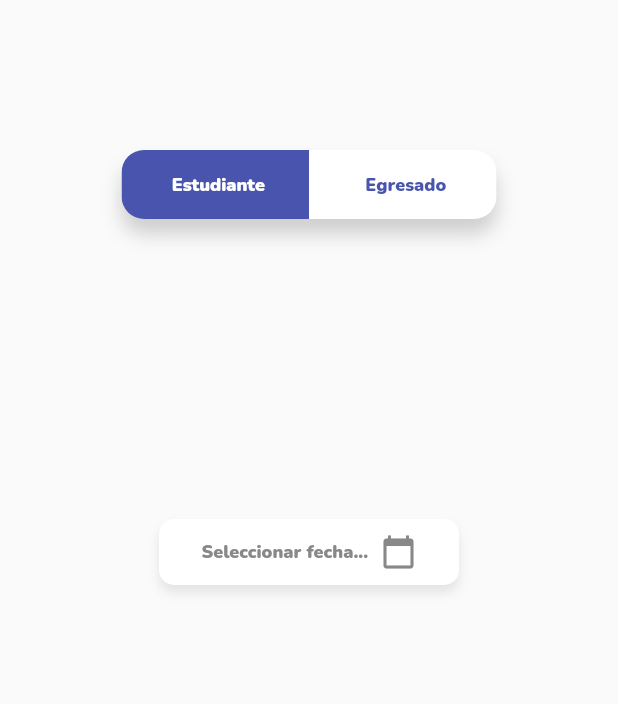
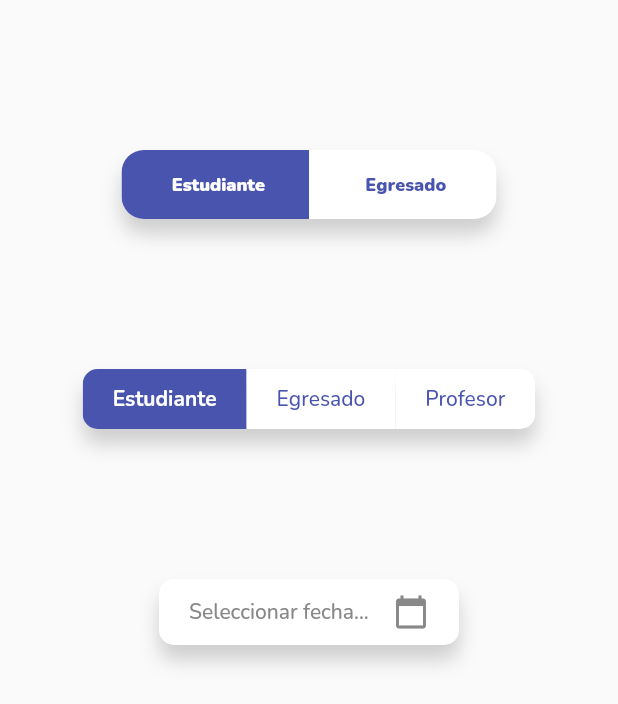
Before and after one commit to voluntariado-ucc-ing/voluntariadoing_mobile, a Flutter app: the screen it shows after launch, after a tap on "Ingresar", on a phone screen of 412 x 824 dp. Shown: the top 704 px of the screen. Run offline on Flutter 3.47's test engine with Material 2 defaults, Android fonts, the phone set to English and light mode, and no system bars; our stand-ins replace easy_localization, flutter_svg, google_fonts.

```diff
--- a/lib/authentication/views/login_view.dart
+++ b/lib/authentication/views/login_view.dart
@@ -1,12 +1,12 @@
 import 'package:flutter/material.dart';
+import 'package:easy_localization/easy_localization.dart';
 import 'package:voluntariadoing_mobile/common/widgets/no_overscroll_behavior.dart';
 import 'package:voluntariadoing_mobile/common/widgets/presentation_logo.dart';
 import 'package:voluntariadoing_mobile/common/widgets/primary_button.dart';
 import 'package:voluntariadoing_mobile/common/widgets/raised_text_input.dart';
 import 'package:voluntariadoing_mobile/common/widgets/secondary_button.dart';
+import 'package:voluntariadoing_mobile/config/app_routes.dart';
 import 'package:voluntariadoing_mobile/config/color_palette.dart';
-
-import '../../config/app_routes.dart';
 
 class LoginView extends StatefulWidget {
 
@@ -43,7 +43,7 @@ class _LoginViewState extends State<LoginView> {
         Row(
           children: [
             Text(
-              'Ingresar',
+              'AUTHENTICATION.LOGIN'.tr(),
               style: Theme.of(context).textTheme.headline5
                 .copyWith(
                   color: ColorPalette.darkerGrey,
@@ -56,14 +56,14 @@ class _LoginViewState extends State<LoginView> {
           padding: const EdgeInsets.only(top: 20),
           child: RaisedTextInput(
             controller: _mailInputController,
-            hintText: 'Ingrese su email..',
+            hintText: 'AUTHENTICATION.EMAIL_HINT'.tr(),
           )
         ),
         Padding(
           padding: const EdgeInsets.only(top: 10),
           child: RaisedTextInput(
             controller: _passwordInputController,
-            hintText: 'Ingrese su contraseña..',
+            hintText: 'AUTHENTICATION.PASSWORD_HINT'.tr(),
             obscureText: true,
           )
         ),
@@ -71,16 +71,16 @@ class _LoginViewState extends State<LoginView> {
           padding: const EdgeInsets.only(top: 30, left: 40, right: 40),
           child: PrimaryButton(
             onTap: (){
-              Navigator.of(context).pushReplacementNamed(AppRoutes.password);
+              Navigator.of(context).pushReplacementNamed(AppRoutes.newPassword);
             },
-            text: 'Ingresar',
+            text: 'AUTHENTICATION.LOGIN'.tr(),
           ),
         ),
         Padding(
           padding: const EdgeInsets.only(top: 10),
           child: SecondaryButton(
             onTap: () => print('forgot'),
-            text: '¿Olvidó su contraseña?'
+            text: 'AUTHENTICATION.FORGOT_PASSWORD'.tr()
           ),
         ),
       ],
--- a/lib/user/views/new_password.dart
+++ b/lib/authentication/views/new_password_view.dart
@@ -1,11 +1,12 @@
 import 'package:flutter/material.dart';
 import 'package:voluntariadoing_mobile/common/widgets/date_picker.dart';
 import 'package:voluntariadoing_mobile/common/widgets/switch_button.dart';
+import 'package:voluntariadoing_mobile/common/widgets/toggle_switch.dart';
+import 'package:voluntariadoing_mobile/config/color_palette.dart';
 
-import '../../config/color_palette.dart';
 
-class NewPasswordPage extends StatelessWidget {
-  const NewPasswordPage({Key key}) : super(key: key);
+class NewPasswordView extends StatelessWidget {
+  const NewPasswordView({Key key}) : super(key: key);
 
   @override
   Widget build(BuildContext context) {
@@ -18,18 +19,21 @@ class NewPasswordPage extends StatelessWidget {
               child: SwitchButton(
                 opt1: "Estudiante",
                 opt2: "Egresado",
-                primaryColor: ColorPalette.primaryBlue,
+                color: ColorPalette.primaryBlue,
                 onTap: ( index ) {
                 },
               ),
             ),
             SizedBox(height: 100),
-            ComboBox(),
+            ToggleSwitch(
+              activeColor: ColorPalette.primaryBlue,
+              inactiveColor: Colors.white,
+              labels: ['Estudiante', 'Egresado', 'Profesor']
+            ),
             SizedBox(height: 100),
             DatePicker(
-              onTap: ( DateTime date ){
-                print(date);
-              },
+              firstDate: DateTime.now().subtract(Duration(days: 365)),
+              lastDate: DateTime.now().add(Duration(days: 365)),
             ),
           ],
         ),
--- a/lib/common/widgets/date_picker.dart
+++ b/lib/common/widgets/date_picker.dart
@@ -1,13 +1,23 @@
 import 'package:flutter/material.dart';
-import '../../config/color_palette.dart';
+import 'package:easy_localization/easy_localization.dart';
+import 'package:voluntariadoing_mobile/config/color_palette.dart';
+import 'package:voluntariadoing_mobile/config/widget_utils.dart';
 
+typedef OnSelected = void Function(DateTime);
 
 class DatePicker extends StatefulWidget {
 
-  final Function (DateTime) onTap;
+  final DateTime firstDate;
+  final DateTime lastDate;
+  final OnSelected onSelected;
+  final double maxWidth;
+
   DatePicker({
-    Key key,
-    @required this.onTap,
+    @required this.firstDate,
+    @required this.lastDate,
+    this.onSelected,
+    this.maxWidth = 200,
+    Key key
   }) : super(key: key);
 
   @override
@@ -16,66 +26,79 @@ class DatePicker extends StatefulWidget {
 
 class _DatePickerState extends State<DatePicker> {
 
-  DateTime selectedDate = DateTime.now();
-
-  String _text = 'Seleccionar fecha...';
+  DateTime selectedDate;
+  String displayText;
+  bool hasBeenSelected = false;
 
   @override
-  Widget build(BuildContext context) {
+  void initState() {
+    selectedDate = DateTime.now();
+    displayText = 'COMMON.DATE_PICKER_HINT'.tr();
+    super.initState();
+  }
 
-    return Container(
-      width: 200,
+  @override
+  Widget build(BuildContext context) => Container(
+    constraints: BoxConstraints(
+      maxWidth: widget.maxWidth
+    ),
     decoration: BoxDecoration(
       color: Colors.white,
-        borderRadius: BorderRadius.circular(10),
-        boxShadow: [
-          BoxShadow(
-            color: ColorPalette.darkerGrey.withOpacity(.1),
-            blurRadius: 5,
-            offset: Offset(0, 5)
-          )
-        ]
+      borderRadius: WidgetUtils.borderRadius10,
+      boxShadow: WidgetUtils.boxShadowLight
     ),
     child: InkWell(
-      onTap: () {
-        _selectDate(context);
-      },
+      onTap:_selectDate,
       child: Padding(
         padding: const EdgeInsets.symmetric(horizontal: 20, vertical: 10),
         child: Row(
-          mainAxisAlignment: MainAxisAlignment.spaceEvenly,
+          mainAxisAlignment: hasBeenSelected
+            ? MainAxisAlignment.center
+            : MainAxisAlignment.spaceBetween,
           children: <Widget>[
-            Text( _text,
+            Text(
+              displayText,
               style: Theme.of(context).textTheme.button
                 .copyWith(
-                  color: ColorPalette.grey,
-                  fontWeight: FontWeight.w900,
-                  fontSize: 12
+                  color: hasBeenSelected
+                    ? ColorPalette.darkGrey
+                    : ColorPalette.grey,
+                  fontWeight: hasBeenSelected
+                    ? FontWeight.w700
+                    : FontWeight.w500
                 )
             ),
-            Icon( Icons.calendar_today , color: ColorPalette.grey)
+            if (!hasBeenSelected)
+              Padding(
+                padding: const EdgeInsets.only(left: 10),
+                child: Icon(Icons.calendar_today, color: ColorPalette.grey)
+              )
           ],
         )
       ),
     )
   );
-  }
 
-  Future _selectDate(BuildContext context) async {
-
-    final DateTime picked = await showDatePicker(
+  Future<void> _selectDate() async {
+    final DateTime selected = await showDatePicker(
       context: context,
       initialDate: selectedDate,
-        firstDate: DateTime(2015, 8),
-        lastDate: DateTime(2050));
+      firstDate: widget.firstDate,
+      lastDate: widget.lastDate
+    );
 
-    if (picked != null && picked != selectedDate)
+    if (selected == null) return;
+
+    final formattedDate = DateFormat.yMd(context.locale.languageCode).format(selected);
+
     setState(() {
-        selectedDate = picked;
-        _text = "${selectedDate.day}-${selectedDate.month}-${selectedDate.year}";
+      selectedDate = selected;
+      displayText = formattedDate;
+      hasBeenSelected = true;
     });
 
-      widget.onTap(selectedDate);
-
+    if (widget.onSelected != null) {
+      widget.onSelected(selected);
     }
   }
+}
--- a/lib/common/widgets/presentation_logo.dart
+++ b/lib/common/widgets/presentation_logo.dart
@@ -2,13 +2,14 @@ import 'package:flutter/material.dart';
 import 'package:flutter_svg/svg.dart';
 //import 'package:google_fonts/google_fonts.dart';
 import 'package:voluntariadoing_mobile/config/color_palette.dart';
+import 'package:voluntariadoing_mobile/config/svg_assets.dart';
 
 class PresentationLogo extends StatelessWidget {
   @override
   Widget build(BuildContext context) => Column(
     mainAxisSize: MainAxisSize.min,
     children: [
-      SvgPicture.asset('assets/images/splash/illustration.svg'),
+      SvgPicture.asset(SvgAssets.logo),
       Padding(
         padding: const EdgeInsets.only(top: 10),
         child: Text(
--- a/lib/common/widgets/primary_button.dart
+++ b/lib/common/widgets/primary_button.dart
@@ -1,5 +1,6 @@
 import 'package:flutter/material.dart';
 import 'package:voluntariadoing_mobile/config/color_palette.dart';
+import 'package:voluntariadoing_mobile/config/widget_utils.dart';
 
 class PrimaryButton extends StatelessWidget {
 
@@ -15,20 +16,14 @@ class PrimaryButton extends StatelessWidget {
   @override
   Widget build(BuildContext context) => Container(
       decoration: BoxDecoration(
-        borderRadius: BorderRadius.circular(50),
-        boxShadow: [
-          BoxShadow(
-            color: ColorPalette.darkerGrey.withOpacity(.2),
-            blurRadius: 10,
-            offset: Offset(0, 10)
-          )
-        ]
+        borderRadius: WidgetUtils.borderRadius20,
+        boxShadow: WidgetUtils.boxShadowLight
       ),
       child: Material(
         color: ColorPalette.primaryBlue,
-        borderRadius: BorderRadius.circular(50),
+        borderRadius: WidgetUtils.borderRadius20,
         child: InkWell(
-          borderRadius: BorderRadius.circular(50),
+          borderRadius: WidgetUtils.borderRadius20,
           onTap: onTap,
           child: Padding(
             padding: const EdgeInsets.symmetric(vertical: 10),
@@ -38,7 +33,7 @@ class PrimaryButton extends StatelessWidget {
                 style: Theme.of(context).textTheme.button
                   .copyWith(
                     color: Colors.white,
-                    fontWeight: FontWeight.w900
+                    fontWeight: FontWeight.w700
                   )
                 ),
             ),
--- a/lib/common/widgets/secondary_button.dart
+++ b/lib/common/widgets/secondary_button.dart
@@ -1,5 +1,6 @@
 import 'package:flutter/material.dart';
 import 'package:voluntariadoing_mobile/config/color_palette.dart';
+import 'package:voluntariadoing_mobile/config/widget_utils.dart';
 
 class SecondaryButton extends StatelessWidget {
 
@@ -11,7 +12,7 @@ class SecondaryButton extends StatelessWidget {
   @override
   Widget build(BuildContext context) => FlatButton(
     shape: RoundedRectangleBorder(
-      borderRadius: BorderRadius.circular(50)
+      borderRadius: WidgetUtils.borderRadius20
     ),
     onPressed: onTap,
     child: Text(
--- a/lib/common/widgets/switch_button.dart
+++ b/lib/common/widgets/switch_button.dart
@@ -1,18 +1,18 @@
 import 'package:flutter/material.dart';
-import '../../config/color_palette.dart';
+import 'package:voluntariadoing_mobile/config/color_palette.dart';
 
 class SwitchButton extends StatefulWidget {
   final String opt1;
   final String opt2;
-  final Color primaryColor;
+  final Color color;
   final Function(bool) onTap;
 
-  SwitchButton(
-      {Key key,
+  SwitchButton({
       @required this.opt1,
       @required this.opt2,
-      @required this.primaryColor,
-      @required this.onTap})
+      @required this.color,
+      @required this.onTap,
+      Key key})
       : super(key: key);
 
   @override
@@ -54,7 +54,7 @@ class _SwitchButtonState extends State<SwitchButton> {
                   duration: Duration(milliseconds: 250),
                   left: state ? 0 : 125,
                   child: Container(
-                    color: widget.primaryColor,
+                    color: widget.color,
                     height: 60,
                     width: 125,
                   ),
@@ -62,8 +62,8 @@ class _SwitchButtonState extends State<SwitchButton> {
                 Row(
                     mainAxisAlignment: MainAxisAlignment.spaceAround,
                     children: <Widget>[
-                      _text(widget.opt1, state ),
-                      _text(widget.opt2, !state )
+                      _text(widget.opt1, state),
+                      _text(widget.opt2, !state)
                     ],
                   ),
               ],
--- /dev/null
+++ b/lib/common/widgets/toggle_switch.dart
@@ -0,0 +1,107 @@
+import 'package:flutter/material.dart';
+import 'package:voluntariadoing_mobile/config/widget_utils.dart';
+
+typedef OnToggle = void Function(int index);
+
+class ToggleSwitch extends StatefulWidget {
+  final Color activeColor;
+  final Color inactiveColor;
+  final List<String> labels;
+  final OnToggle onToggle;
+  final int initialLabelIndex;
+  final double maxHeigth;
+
+  ToggleSwitch({
+    Key key,
+    @required this.activeColor,
+    @required this.inactiveColor,
+    @required this.labels,
+    this.onToggle,
+    this.maxHeigth = 40,
+    this.initialLabelIndex = 0,
+  }) : super(key: key);
+
+  @override
+  _ToggleSwitchState createState() => _ToggleSwitchState();
+}
+
+class _ToggleSwitchState extends State<ToggleSwitch>
+    with AutomaticKeepAliveClientMixin<ToggleSwitch> {
+
+  final _animationDuration = Duration(milliseconds: 200);
+  final _animationCurve = Curves.easeIn;
+
+  int current;
+
+  @override
+  void initState() {
+    current = widget.initialLabelIndex;
+    super.initState();
+  }
+
+  @override
+  bool get wantKeepAlive => true;
+
+  @override
+  Widget build(BuildContext context) {
+    super.build(context);
+    return Container(
+      constraints: BoxConstraints(
+        maxHeight: widget.maxHeigth
+      ),
+      decoration: BoxDecoration(
+        borderRadius: WidgetUtils.borderRadius10,
+        boxShadow: WidgetUtils.boxShadowLight,
+        //color: widget.inactiveColor,
+      ),
+      child: ClipRRect(
+        borderRadius: WidgetUtils.borderRadius10,
+        child: ListView.builder(
+          shrinkWrap: true,
+          scrollDirection: Axis.horizontal,
+          itemBuilder: _buildItem,
+          itemCount: widget.labels.length,
+        ),
+      )
+    );
+  }
+
+  Widget _buildItem(BuildContext ctx, int index) => InkWell(
+    onTap: () => _handleOnTap(index),
+    child: AnimatedContainer(
+      duration: _animationDuration,
+      curve: _animationCurve,
+      color: index == current
+        ? widget.activeColor
+        : widget.inactiveColor,
+      child: Padding(
+        padding: const EdgeInsets.symmetric(horizontal: 20),
+        child: Center(
+          child: AnimatedDefaultTextStyle(
+            duration: _animationDuration,
+            curve: _animationCurve,
+            style: Theme.of(context).textTheme.button
+              .copyWith(
+                fontWeight: index == current
+                  ? FontWeight.w700
+                  : FontWeight.w500,
+                color: index != current
+                  ? widget.activeColor
+                  : widget.inactiveColor,
+              ),
+            child: Text(
+              widget.labels[index],
+            )
+          ),
+        )
+      ),
+    ),
+  );
+
+  void _handleOnTap(int index) async {
+    setState(() => current = index);
+    if (widget.onToggle != null) {
+      widget.onToggle(index);
+    }
+  }
+}
--- a/lib/config/app_routes.dart
+++ b/lib/config/app_routes.dart
@@ -1,17 +1,17 @@
 import 'package:flutter/material.dart';
 import 'package:voluntariadoing_mobile/authentication/views/login_view.dart';
+import 'package:voluntariadoing_mobile/authentication/views/new_password_view.dart';
 import 'package:voluntariadoing_mobile/splash/views/splash_view.dart';
-import 'package:voluntariadoing_mobile/user/views/new_password.dart';
 
 abstract class AppRoutes {
 
   static const splash = '/';
-  static const login = '/login';
-  static const password = '/user/new_password';
+  static const login = '/authentication/login';
+  static const newPassword = '/authentication/new_password';
 
   static final routes = {
     splash: (BuildContext ctx) => SplashView(),
     login: (BuildContext ctx) => LoginView(),
-    password: (BuildContext ctx) => NewPasswordPage(),
+    newPassword: (BuildContext ctx) => NewPasswordView(),
   };
 }
--- /dev/null
+++ b/lib/config/svg_assets.dart
@@ -0,0 +1,15 @@
+import 'package:flutter_svg/flutter_svg.dart';
+import 'package:flutter_svg/svg.dart';
+
+abstract class SvgAssets {
+
+  static final logo = 'assets/images/splash/illustration.svg';
+
+  static prealoadSvgAssets() async {
+    await precachePicture(
+      ExactAssetPicture(SvgPicture.svgStringDecoder, logo),
+      null,
+    );
+  }
+
+}
--- /dev/null
+++ b/lib/config/widget_utils.dart
@@ -0,0 +1,18 @@
+import 'package:flutter/material.dart';
+import 'package:voluntariadoing_mobile/config/color_palette.dart';
+
+abstract class WidgetUtils {
+
+  static final borderRadius10 = BorderRadius.circular(10);
+  static final borderRadius20 = BorderRadius.circular(20);
+  static final borderRadius40 = BorderRadius.circular(40);
+
+  static final boxShadowLight = [
+    BoxShadow(
+      color: ColorPalette.darkerGrey.withOpacity(.2),
+      blurRadius: 10,
+      offset: Offset(0, 10)
+    )
+  ];
+
+}
--- a/lib/main.dart
+++ b/lib/main.dart
@@ -1,11 +1,26 @@
 import 'package:flutter/material.dart';
+
 import 'package:google_fonts/google_fonts.dart';
+import 'package:easy_localization/easy_localization.dart';
+
 import 'package:voluntariadoing_mobile/config/app_routes.dart';
 import 'package:voluntariadoing_mobile/config/color_palette.dart';
+import 'package:voluntariadoing_mobile/config/svg_assets.dart';
 
-import 'config/app_routes.dart';
+Future<void> main() async {
 
-void main() => runApp(App());
+  WidgetsFlutterBinding.ensureInitialized();
+  await SvgAssets.prealoadSvgAssets();
+
+  runApp(
+    EasyLocalization(
+      supportedLocales: [Locale('es')],
+      path: 'assets/translations',
+      fallbackLocale: Locale('es'),
+      child: App()
+    )
+  );
+}
 
 class App extends StatelessWidget {
 
@@ -17,12 +32,17 @@ class App extends StatelessWidget {
       title: 'Voluntariado UCC',
       theme: ThemeData(
         cursorColor: ColorPalette.primaryBlue,
+        primaryColor: ColorPalette.primaryBlue,
+        colorScheme: ColorScheme.light(primary: ColorPalette.primaryBlue),
         textTheme: GoogleFonts.nunitoTextTheme(textTheme).copyWith(
           headline4: GoogleFonts.nunito(textStyle: textTheme.headline4.copyWith(fontWeight: FontWeight.w900)),
           headline5: GoogleFonts.nunito(textStyle: textTheme.headline5.copyWith(fontWeight: FontWeight.w900)),
           headline6: GoogleFonts.nunito(textStyle: textTheme.headline6.copyWith(fontWeight: FontWeight.w900))
         )
       ),
+      localizationsDelegates: context.localizationDelegates,
+      supportedLocales: context.supportedLocales,
+      locale: context.locale,
       routes: AppRoutes.routes,
     );
   }
--- a/pubspec.yaml
+++ b/pubspec.yaml
@@ -16,6 +16,8 @@ dependencies:
   provider: ^4.1.2
   flutter_svg: ^0.17.4
   google_fonts: ^1.1.0
+  easy_localization: ^2.3.2
+  intl: ^0.16.1
 
 dev_dependencies:
   flutter_test:
@@ -29,4 +31,5 @@ flutter:
 
   assets:
     - assets/images/splash/illustration.svg
+    - assets/translations/
     - fonts/
```
Also changed, not shown: assets/translations/es.json (added, +11 -0 lines), pubspec.lock. Lines whose indentation alone changed are shown as unchanged.
